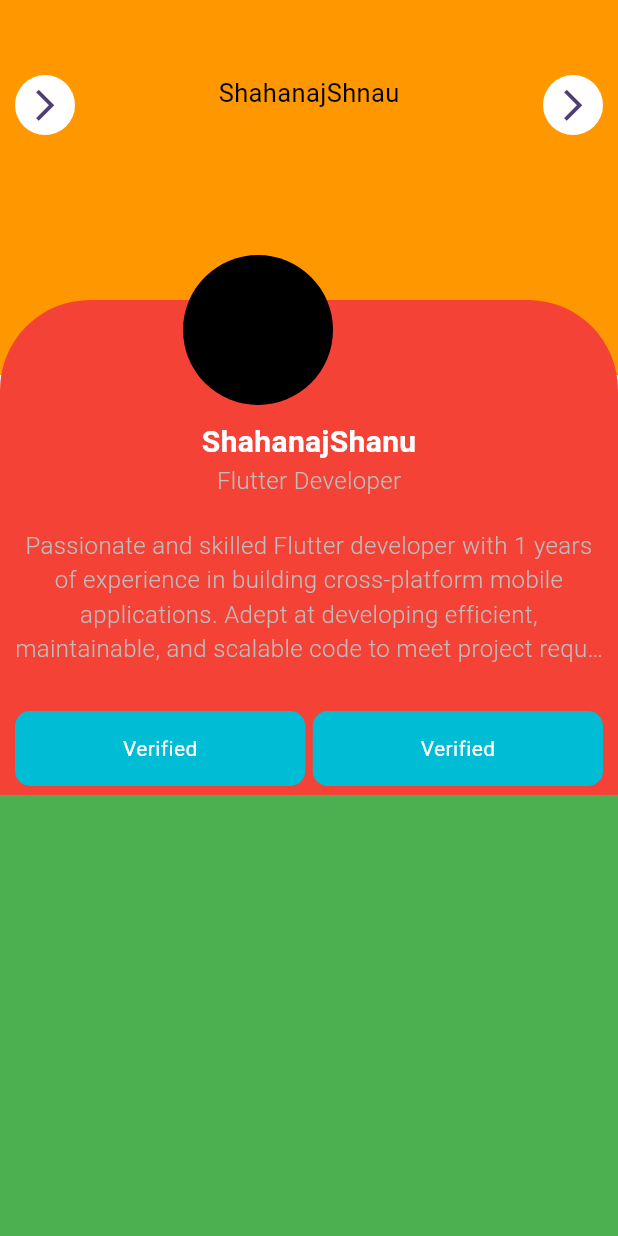
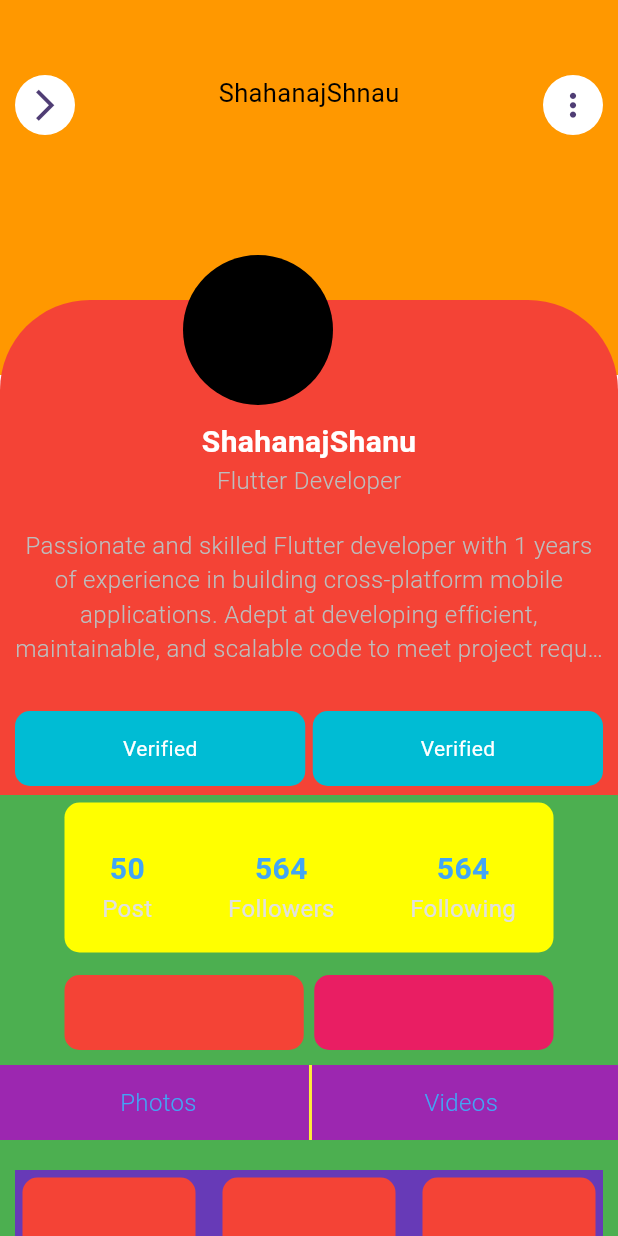
Before and after one commit to ShahanajMT/seclob, a Flutter app: the screen it shows after launch, on a phone screen of 412 x 824 dp. Run offline on Flutter 3.47's test engine with Material 3 defaults, Android fonts, the phone set to English and light mode, and no system bars.

Commit message:
UI Completed

```diff
--- a/lib/view/home.dart
+++ b/lib/view/home.dart
@@ -1,71 +1,4 @@
-// import 'package:flutter/material.dart';
-// import 'package:seclob/view/widgets/TPrimaryHeaderContainer.dart';
-
-// class HomeScreen extends StatelessWidget {
-//   const HomeScreen({super.key});
-
-//   @override
-//   Widget build(BuildContext context) {
-//     return Scaffold(
-//       body: SingleChildScrollView(
-//         child: Column(
-//           children: [
-//             TPrimeryHeaderContainer(
-//               child: Column(
-//                 children: [
-//                   //Icon(Icons.h_mobiledata)
-//                   // SizedBox(height: 50),
-//                   Padding(
-//                     padding:
-//                         const EdgeInsets.only(left: 10, right: 10, top: 60),
-//                     child: Row(
-//                       crossAxisAlignment: CrossAxisAlignment.start,
-//                       mainAxisAlignment: MainAxisAlignment.spaceBetween,
-//                       children: [
-//                         CircleAvatar(
-//                           backgroundColor: Colors.grey.shade300,
-//                           child: const Center(
-//                             child: Icon(Icons.arrow_forward_ios_outlined),
-//                           ),
-//                         ),
-//                         const Text(
-//                           'ShahanajShanu',
-//                           style: TextStyle(
-//                               color: Colors.black,
-//                               fontSize: 17,
-//                               fontWeight: FontWeight.w400),
-//                         ),
-//                         CircleAvatar(
-//                           backgroundColor: Colors.grey.shade300,
-//                           child: const Center(
-//                             child: Icon(Icons.more_vert_outlined),
-//                           ),
-//                         ),
-//                       ],
-//                     ),
-//                   )
-//                 ],
-//               ),
-//             ),
-//             //! ------ Profile Image ---------!//
-//            const  Padding(
-//               padding:  EdgeInsets.all(10),
-//               child: Column(
-//                 children: [
-//                   CircleAvatar(
-//                     backgroundColor: Colors.indigo,
-//                     radius: 50,
-//                   ),
-//                 ],
-//               ),
-//             )
-//           ],
-//         ),
-//       ),
-//     );
-//   }
-// }
-
+// ignore_for_file: public_member_api_docs, sort_constructors_first
 import 'package:flutter/material.dart';
 
 class HomePage extends StatelessWidget {
@@ -108,7 +41,7 @@ class HomePage extends StatelessWidget {
                       radius: 20,
                       child: Center(
                         child: Icon(
-                          Icons.arrow_forward_ios_outlined,
+                          Icons.more_vert_outlined,
                           size: 25,
                         ),
                       ),
@@ -129,19 +62,65 @@ class HomePage extends StatelessWidget {
                         topRight: Radius.circular(60))),
                 child: Column(
                   children: [
-                            const SizedBox(height: 80,),
-                            const Text('ShahanajShanu', style: TextStyle(color: Colors.white, fontWeight: FontWeight.bold, fontSize: 20)),
-                            Text('Flutter Developer', style: TextStyle(color: Colors.grey.shade400, fontSize: 16, fontWeight: FontWeight.w300)),
+                    const SizedBox(
+                      height: 80,
+                    ),
+                    const Text('ShahanajShanu',
+                        style: TextStyle(
+                            color: Colors.white,
+                            fontWeight: FontWeight.bold,
+                            fontSize: 20)),
+                    Text('Flutter Developer',
+                        style: TextStyle(
+                            color: Colors.grey.shade400,
+                            fontSize: 16,
+                            fontWeight: FontWeight.w300)),
                     const SizedBox(height: 10),
-                            Padding(padding: const EdgeInsets.all(10) ,child: Text('Passionate and skilled Flutter developer with 1 years of experience in building cross-platform mobile applications. Adept at developing efficient, maintainable, and scalable code to meet project requirements. Seeking opportunities to contribute expertise in Flutter development to innovative projects.', textAlign: TextAlign.center, maxLines: 4,  overflow: TextOverflow.ellipsis, style: TextStyle(color: Colors.grey.shade400, fontSize: 16, fontWeight: FontWeight.w300))),
-                            SizedBox(height: 20),
+                    Padding(
+                        padding: const EdgeInsets.all(10),
+                        child: Text(
+                            'Passionate and skilled Flutter developer with 1 years of experience in building cross-platform mobile applications. Adept at developing efficient, maintainable, and scalable code to meet project requirements. Seeking opportunities to contribute expertise in Flutter development to innovative projects.',
+                            textAlign: TextAlign.center,
+                            maxLines: 4,
+                            overflow: TextOverflow.ellipsis,
+                            style: TextStyle(
+                                color: Colors.grey.shade400,
+                                fontSize: 16,
+                                fontWeight: FontWeight.w300))),
+                    const SizedBox(height: 20),
                     Padding(
                       padding: const EdgeInsets.symmetric(horizontal: 10),
                       child: Row(
                         children: [
-                                  Expanded(child: Container(height: 50, width: 200, decoration: BoxDecoration(borderRadius: BorderRadius.circular(10), color: Colors.cyan), child: Center(child: Text('Verified', style: TextStyle(color: Colors.white),),),)),
-                                  SizedBox(width: 5),
-                                  Expanded(child: Container(height: 50, width: 200, decoration: BoxDecoration(borderRadius: BorderRadius.circular(10), color: Colors.cyan), child: Center(child: Text('Verified', style: TextStyle(color: Colors.white),),),))
+                          Expanded(
+                              child: Container(
+                            height: 50,
+                            width: 200,
+                            decoration: BoxDecoration(
+                                borderRadius: BorderRadius.circular(10),
+                                color: Colors.cyan),
+                            child: const Center(
+                              child: Text(
+                                'Verified',
+                                style: TextStyle(color: Colors.white),
+                              ),
+                            ),
+                          )),
+                          const SizedBox(width: 5),
+                          Expanded(
+                              child: Container(
+                            height: 50,
+                            width: 200,
+                            decoration: BoxDecoration(
+                                borderRadius: BorderRadius.circular(10),
+                                color: Colors.cyan),
+                            child: const Center(
+                              child: Text(
+                                'Verified',
+                                style: TextStyle(color: Colors.white),
+                              ),
+                            ),
+                          ))
                         ],
                       ),
                     )
@@ -153,7 +132,120 @@ class HomePage extends StatelessWidget {
               padding: const EdgeInsets.only(top: 530),
               child: Container(
                 height: MediaQuery.of(context).size.height,
+                width: double.infinity,
                 color: Colors.green,
+                child: Column(
+                  children: [
+                    Padding(
+                      padding:
+                          const EdgeInsets.only(left: 43, right: 43, top: 5),
+                      child: Column(
+                        children: [
+                          Container(
+                            height: 100,
+                            width: 400,
+                            decoration: BoxDecoration(
+                                color: Colors.yellowAccent,
+                                borderRadius: BorderRadius.circular(10)),
+                            child: const Padding(
+                              padding:
+                                  EdgeInsets.only(left: 25, top: 30, right: 25),
+                              child: Row(
+                                mainAxisAlignment:
+                                    MainAxisAlignment.spaceBetween,
+                                children: [
+                                  TTexts(text1: '50', text2: 'Post'),
+                                  TTexts(text1: '564', text2: 'Followers'),
+                                  TTexts(
+                                    text1: '564',
+                                    text2: 'Following',
+                                  ),
+                                ],
+                              ),
+                            ),
+                          ),
+                          const SizedBox(height: 15),
+                          Row(
+                            children: [
+                              Expanded(
+                                  child: Container(
+                                height: 50,
+                                width: 200,
+                                decoration: BoxDecoration(
+                                    color: Colors.red,
+                                    borderRadius: BorderRadius.circular(10)),
+                              )),
+                              const SizedBox(width: 7),
+                              Expanded(
+                                  child: Container(
+                                height: 50,
+                                width: 200,
+                                decoration: BoxDecoration(
+                                    color: Colors.pink,
+                                    borderRadius: BorderRadius.circular(10)),
+                              )),
+                            ],
+                          ),
+                        ],
+                      ),
+                    ),
+                    const SizedBox(height: 10),
+                    Container(
+                      height: 50,
+                      width: double.infinity,
+                      color: Colors.purple,
+                      child: Padding(
+                        padding: const EdgeInsets.only(left: 80, right: 80),
+                        child: Row(
+                          mainAxisAlignment: MainAxisAlignment.spaceBetween,
+                          children: [
+                            Text(
+                              'Photos',
+                              style: TextStyle(
+                                  color: Colors.blue.shade400,
+                                  fontSize: 16,
+                                  fontWeight: FontWeight.w300),
+                            ),
+                            const VerticalDivider(
+                                thickness: 2, color: Colors.yellow),
+                            Text(
+                              'Videos',
+                              style: TextStyle(
+                                  color: Colors.blue.shade400,
+                                  fontSize: 16,
+                                  fontWeight: FontWeight.w300),
+                            )
+                          ],
+                        ),
+                      ),
+                    ),
+                    const SizedBox(height: 10),
+                    Container(
+                      margin: const EdgeInsets.all(10),
+                      width: 500,
+                      height: 400,
+                      color: Colors.deepPurple,
+                      child: GridView.builder(
+                        scrollDirection: Axis.vertical,
+                        gridDelegate:
+                            const SliverGridDelegateWithFixedCrossAxisCount(
+                          crossAxisCount: 3,
+                          crossAxisSpacing: 8,
+                          mainAxisSpacing: 8,
+                        ),
+                        itemCount: 12,
+                        itemBuilder: (context, index) => Container(
+                          height: 100,
+                          width: 200,
+                          decoration: BoxDecoration(
+                              borderRadius: BorderRadius.circular(10),
+                              color: Colors.red),
+                          margin: const EdgeInsets.only(left: 5, right: 5, top: 5, bottom: 5),
+                        ),
+                      ),
+                    )
+                  ],
+                ),
               ),
             ),
             const Positioned(
@@ -170,3 +262,46 @@ class HomePage extends StatelessWidget {
     );
   }
 }
+
+class TTexts extends StatelessWidget {
+  const TTexts({
+    Key? key,
+    required this.text1,
+    required this.text2,
+  }) : super(key: key);
+
+  final String text1;
+  final String text2;
+
+  @override
+  Widget build(BuildContext context) {
+    return Column(
+      children: [
+        Text(text1,
+            style: TextStyle(
+                color: Colors.blue.shade400,
+                fontSize: 20,
+                fontWeight: FontWeight.bold)),
+        Text(text2,
+            style: TextStyle(
+                color: Colors.grey.shade300,
+                fontSize: 16,
+                fontWeight: FontWeight.w400)),
+      ],
+    );
+  }
+}
+
+
+// class Cards extends StatelessWidget {
+//   const Cards({super.key});
+
+//   @override
+//   Widget build(BuildContext context) {
+//     return Container(
+//       height: 100,
+//       width: 100,
+//       color: Colors.cyanAccent,
+//     );
+//   }
+// }
--- a/lib/view/widgets/TCurveEdges.dart
+++ /dev/null
@@ -1,20 +0,0 @@
-import 'package:flutter/material.dart';
-
-import 'TCusromCurveEdges.dart';
-
-class TCurvedEdgeWidget extends StatelessWidget {
-  const TCurvedEdgeWidget({
-    Key? key,
-    this.child,
-  }) : super(key: key);
-
-  final Widget? child;
-
-  @override
-  Widget build(BuildContext context) {
-    return ClipPath(
-      clipper: TCustomCurvedEdges(),
-      child: child,
-    );
-  }
-}
--- a/lib/view/widgets/TCusromCurveEdges.dart
+++ /dev/null
@@ -1,34 +0,0 @@
-import 'package:flutter/material.dart';
-
-class TCustomCurvedEdges extends CustomClipper<Path> {
-  @override
-  Path getClip(Size size) {
-    // TODO: implement getClip
-    var path = Path();
-    path.lineTo(0, size.height);
-
-    final firstCurve = Offset(0, size.height - 20);
-    final lastCurve = Offset(30, size.height - 20);
-    path.quadraticBezierTo(firstCurve.dx, firstCurve.dy, lastCurve.dx, lastCurve.dy);
-
-    final secondFirstCurve = Offset(0, size.height - 20);
-    final secondLastCurve = Offset(size.width - 30, size.height - 20);
-    path.quadraticBezierTo(secondFirstCurve.dx, secondFirstCurve.dy, secondLastCurve.dx, secondLastCurve.dy);
-
-
-    final thirdFirstCurve = Offset(size.width, size.height - 20);
-    final thirdLastCurve = Offset(size.width, size.height);
-    path.quadraticBezierTo(thirdFirstCurve.dx, thirdFirstCurve.dy, thirdLastCurve.dx, thirdLastCurve.dy);
-
-    path.lineTo(size.width, 0);
-    path.close();
-    return path;
-  }
-
-  @override
-  bool shouldReclip(covariant CustomClipper<Path> oldClipper) {
-    // TODO: implement shouldReclip
-    return true;
-  }
-
-}
--- a/lib/view/widgets/TPrimaryHeaderContainer.dart
+++ /dev/null
@@ -1,24 +0,0 @@
-// ignore_for_file: public_member_api_docs, sort_constructors_first
-import 'package:flutter/material.dart';
-import 'package:seclob/view/widgets/TCurveEdges.dart';
-
-class TPrimeryHeaderContainer extends StatelessWidget {
-  const TPrimeryHeaderContainer({
-    Key? key,
-    required this.child,
-  }) : super(key: key);
-
-  final Widget child;
-
-  @override
-  Widget build(BuildContext context) {
-    return  TCurvedEdgeWidget(
-     child: Container(
-        height: 350,
-        width: double.infinity,
-        color: Colors.green,
-        child: child,
-      ),
-    );
-  }
-}
```
Also changed, not shown: lib/core/colors/const_colors.dart (added), lib/core/constants/constants.dart (added). Lines whose indentation alone changed are shown as unchanged.
